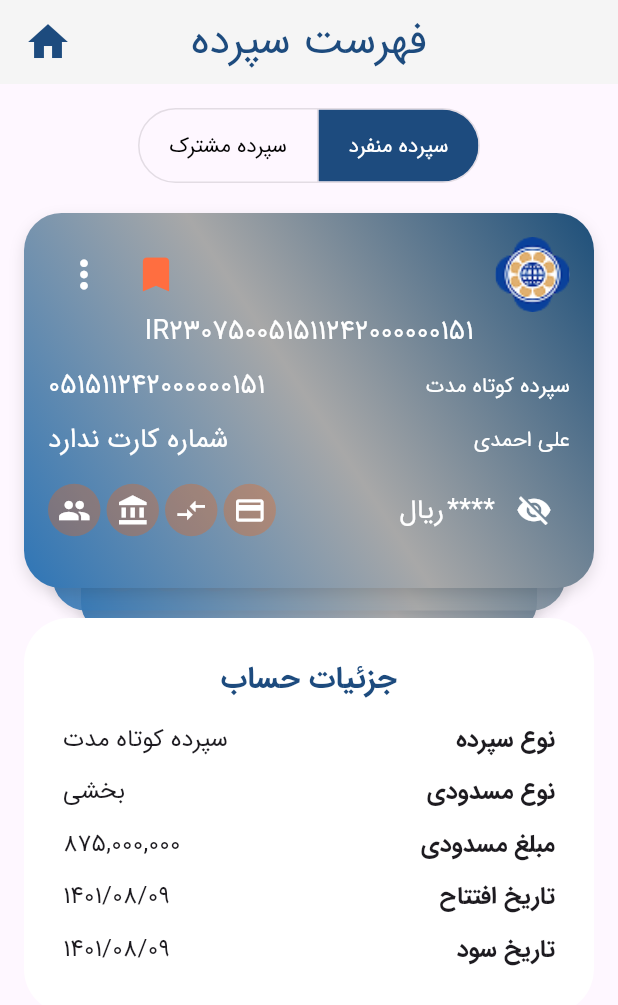
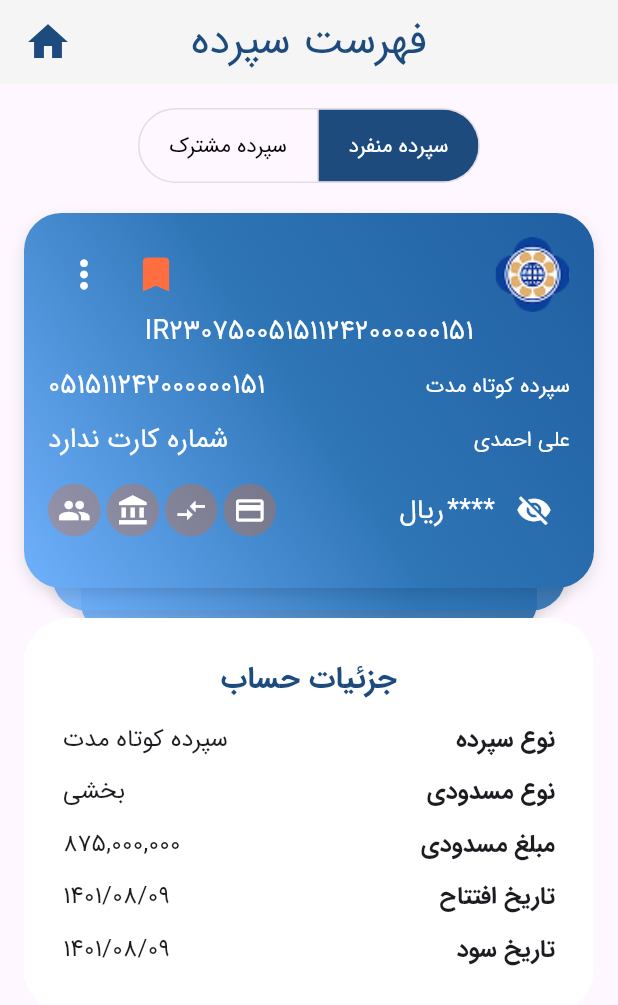
Before and after one commit to amirroohi/mobile-bank, a Flutter app: the AccountsScreen screen opened directly, on a phone screen of 412 x 824 dp. Shown: the top 1005 px of the screen. Run offline on Flutter 3.47's test engine with Material 3 defaults, Android fonts, the phone set to English and light mode, and no system bars; drawn by our look-alikes of card_swiper; our stand-ins replace dropdown_search, pinput; missing offline and left inert: persian_number_utility.

Commit message:
modified at 18/5/2025 15:35

```diff
--- a/lib/views/accounts/accounts_screen.dart
+++ b/lib/views/accounts/accounts_screen.dart
@@ -165,6 +165,11 @@ class _AccountsScreenState extends State<AccountsScreen> {
                   itemWidth: 500,
                   itemHeight: 300,
                   layout: SwiperLayout.TINDER,
+                  onIndexChanged: (index) {
+                    setState(() {
+                      selectedIndex = index; // 👈 This updates the details
+                    });
+                  },
                   itemBuilder: (context, index) {
                     return BankCard(account: userAccounts[index],
                       onBookmarkPressed: () => _toggleBookmark(index), //  here
--- a/lib/widgets/bank_card.dart
+++ b/lib/widgets/bank_card.dart
@@ -160,7 +160,11 @@ class _BankCardState extends State<BankCard> {
       decoration: BoxDecoration(
         borderRadius: BorderRadius.circular(25),
         gradient: LinearGradient(
-          colors: [Color(0xFF1D4F7A), Color(0xFFA8A8A8), Color(0xFF2E75B6)],
+          colors: [
+            Color(0xFF205FA1), // rich deep blue
+            Color(0xFF2E75B6), // your existing nice blue
+            Color(0xFF6FB1FC), // energetic soft blue
+          ],
           begin: Alignment.topRight,
           end: Alignment.bottomLeft,
         ),
@@ -188,7 +192,7 @@ class _BankCardState extends State<BankCard> {
                         onPressed: _showPopupMenu,
                       ),
 
-                      // 🔖 Bookmark toggle
+                      //  Bookmark toggle
                       IconButton(
                         iconSize: 30,
                         icon: Icon(
@@ -272,8 +276,8 @@ class _BankCardState extends State<BankCard> {
                       isBalanceVisible
                           ? formatWithCommas(
                             widget.account.balance.toString(),
-                          ) // 👈 real balance
-                          : "****", // 👈 masked balance
+                          ) //  real balance
+                          : "****", //  masked balance
                       style: TextStyle(color: AppColors.white, fontSize: 18),
                     ),
                     SizedBox(width: 2),
```
